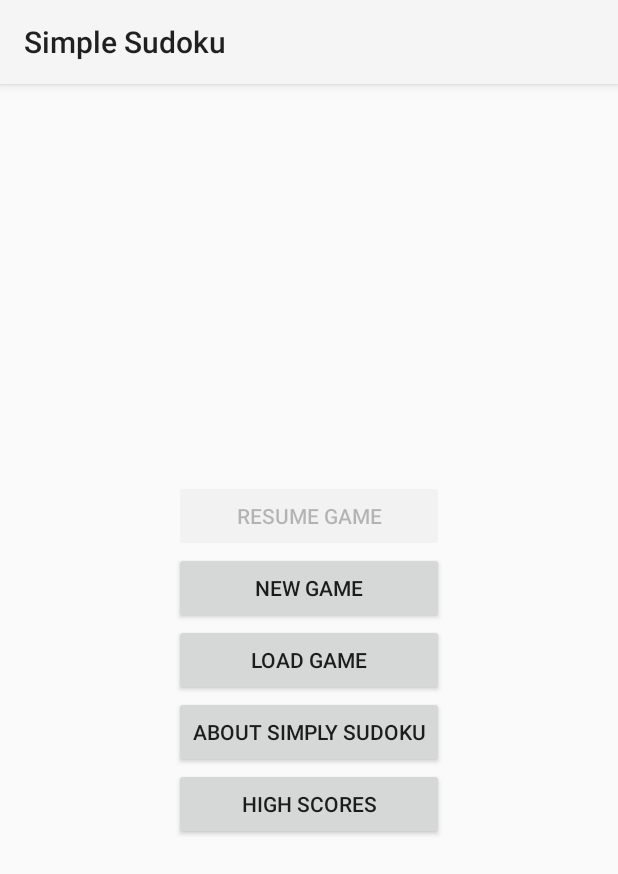
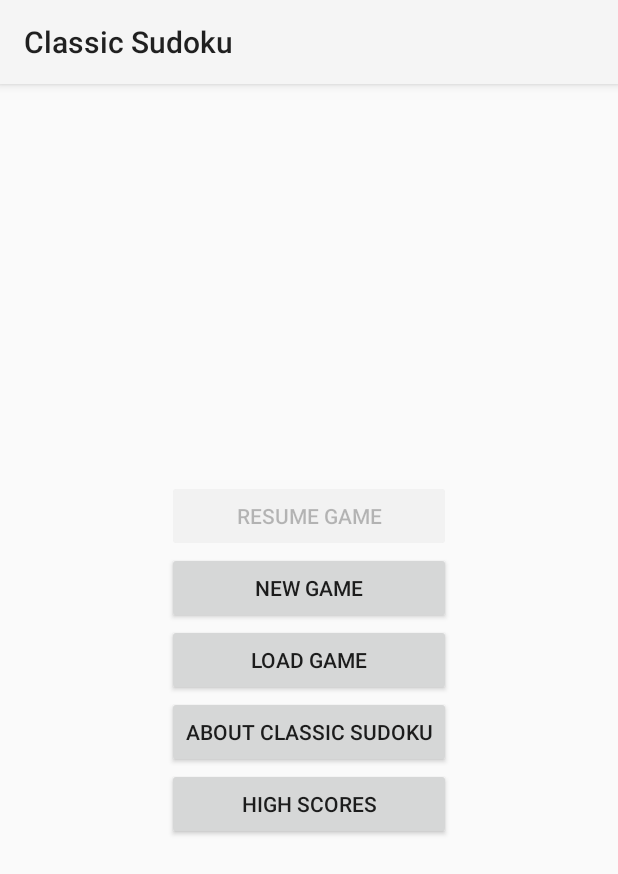
Before and after one commit to valesken/ClassicSudoku, an Android app: the screen it shows after launch (MainActivity), on a phone screen of 412 x 824 dp. Shown: the top 874 px of the screen. Run offline under Robolectric (Android 15) with nearby library versions, the phone set to English and light mode, and no system bars.

Commit message:
Updating old name
Temporarily had set app name to "Simply Sudoku" instead of "Classic
Sudoku" and mostly changed it over, but missed a couple spots. Here
those spots have been changed.

```diff
--- a/ClassicSudoku/app/src/main/java/me/valesken/jeff/classicsudoku/AboutFragment.java
+++ b/ClassicSudoku/app/src/main/java/me/valesken/jeff/classicsudoku/AboutFragment.java
@@ -17,7 +17,7 @@ public class AboutFragment extends Fragment {
                              Bundle savedInstanceState) {
         View rootView = inflater.inflate(R.layout.fragment_about, container, false);
 
-        getActivity().setTitle("Simply Sudoku - About");
+        getActivity().setTitle(getResources().getString(R.string.app_name).concat(" - About"));
 
         return rootView;
     }
--- a/ClassicSudoku/app/src/main/java/me/valesken/jeff/classicsudoku/GameFragment.java
+++ b/ClassicSudoku/app/src/main/java/me/valesken/jeff/classicsudoku/GameFragment.java
@@ -149,7 +149,7 @@ public class GameFragment extends Fragment {
         inflater = _inflater;
         rootView = inflater.inflate(R.layout.fragment_game, container, false);
         activity = (MainActivity)getActivity();
-        activity.setTitle("Simple Sudoku - Game");
+        activity.setTitle(getResources().getString(R.string.app_name).concat(" - Game"));
 
             /* This OnTouchListener ensures the user cannot accidentally touch Views from the previous fragment. */
         rootView.setOnTouchListener(new View.OnTouchListener()
--- a/ClassicSudoku/app/src/main/java/me/valesken/jeff/classicsudoku/HighScoresFragment.java
+++ b/ClassicSudoku/app/src/main/java/me/valesken/jeff/classicsudoku/HighScoresFragment.java
@@ -39,7 +39,7 @@ public class HighScoresFragment extends Fragment {
         rootView = inflater.inflate(R.layout.fragment_high_score, container, false);
         activity = (MainActivity)getActivity();
 
-        activity.setTitle("Simply Sudoku - High Scores");
+        activity.setTitle(getResources().getString(R.string.app_name).concat(" - High Scores"));
         final File highScores = new File(activity.getFilesDir(), "HighScores.txt");
         highScoresJSON = activity.getHighScoresJSON();
 
--- a/ClassicSudoku/app/src/main/java/me/valesken/jeff/classicsudoku/LoadFragment.java
+++ b/ClassicSudoku/app/src/main/java/me/valesken/jeff/classicsudoku/LoadFragment.java
@@ -42,7 +42,7 @@ public class LoadFragment extends Fragment {
         rootView = inflater.inflate(R.layout.fragment_load, container, false);
         activity = (MainActivity)getActivity();
         fm = activity.getFragmentManager();
-        activity.setTitle("Simply Sudoku - Load");
+        activity.setTitle(getResources().getString(R.string.app_name).concat(" - Load"));
 
         /* This OnTouchListener ensures the user cannot accidentally touch Views from the previous fragment. */
         rootView.setOnTouchListener(new View.OnTouchListener()
--- a/ClassicSudoku/app/src/main/java/me/valesken/jeff/classicsudoku/MainActivity.java
+++ b/ClassicSudoku/app/src/main/java/me/valesken/jeff/classicsudoku/MainActivity.java
@@ -112,7 +112,7 @@ public class MainActivity extends Activity {
     @Override
     public void onBackPressed() {
         if(fm.getBackStackEntryCount() == 1) {
-            setTitle("Simply Sudoku");
+            setTitle(getResources().getString(R.string.app_name));
             if(fm.getBackStackEntryAt(fm.getBackStackEntryCount()-1).getName().equals("Game"))
                 game.handleAutoSave();
         }
--- a/ClassicSudoku/app/src/main/java/me/valesken/jeff/classicsudoku/MainFragment.java
+++ b/ClassicSudoku/app/src/main/java/me/valesken/jeff/classicsudoku/MainFragment.java
@@ -35,7 +35,7 @@ public class MainFragment extends Fragment {
         rootView = inflater.inflate(R.layout.fragment_main, container, false);
         activity = (MainActivity)getActivity();
 
-        activity.setTitle("Simple Sudoku");
+        activity.setTitle(getResources().getString(R.string.app_name));
         game = activity.getGame();
         fm = activity.getFragmentManager();
         autoSaveFile = activity.getAutoSaveFile();
--- a/ClassicSudoku/app/src/main/res/layout/fragment_main.xml
+++ b/ClassicSudoku/app/src/main/res/layout/fragment_main.xml
@@ -33,7 +33,7 @@
             android:id="@+id/about_button"
             android:layout_width="fill_parent"
             android:layout_height="wrap_content"
-            android:text="About Simply Sudoku" />
+            android:text="About Classic Sudoku" />
         <Button
             android:id="@+id/high_scores_button"
             android:layout_width="fill_parent"
```
